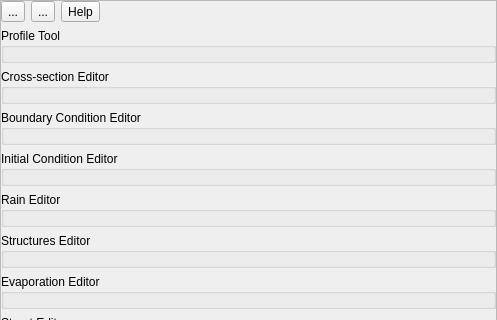
Qt form flo2d/ui/f2d_widget.ui (FLO-2DSoftware/qgis-flo-2d-plugin) before a commit; both pictures show x 0 to 497 and y 0 to 320 of the 497 by 551 pixel window.
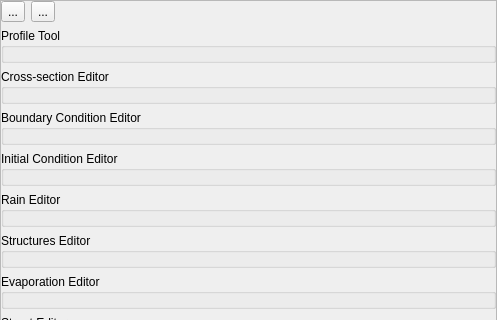
The same form after that commit. Icons and pictures are not drawn. Custom widgets are drawn as their Qt base class.

What changed in the file:
```diff
--- a/flo2d/ui/f2d_widget.ui
+++ b/flo2d/ui/f2d_widget.ui
@@ -74,20 +74,6 @@
            </property>
           </widget>
          </item>
-         <item>
-          <widget class="QToolButton" name="help_btn">
-           <property name="toolTip">
-            <string>Show help</string>
-           </property>
-           <property name="text">
-            <string>Help</string>
-           </property>
-           <property name="icon">
-            <iconset>
-             <normaloff>../img/help_contents.svg</normaloff>../img/help_contents.svg</iconset>
-           </property>
-          </widget>
-         </item>
          <item>
           <spacer name="horizontalSpacer">
            <property name="orientation">
```
